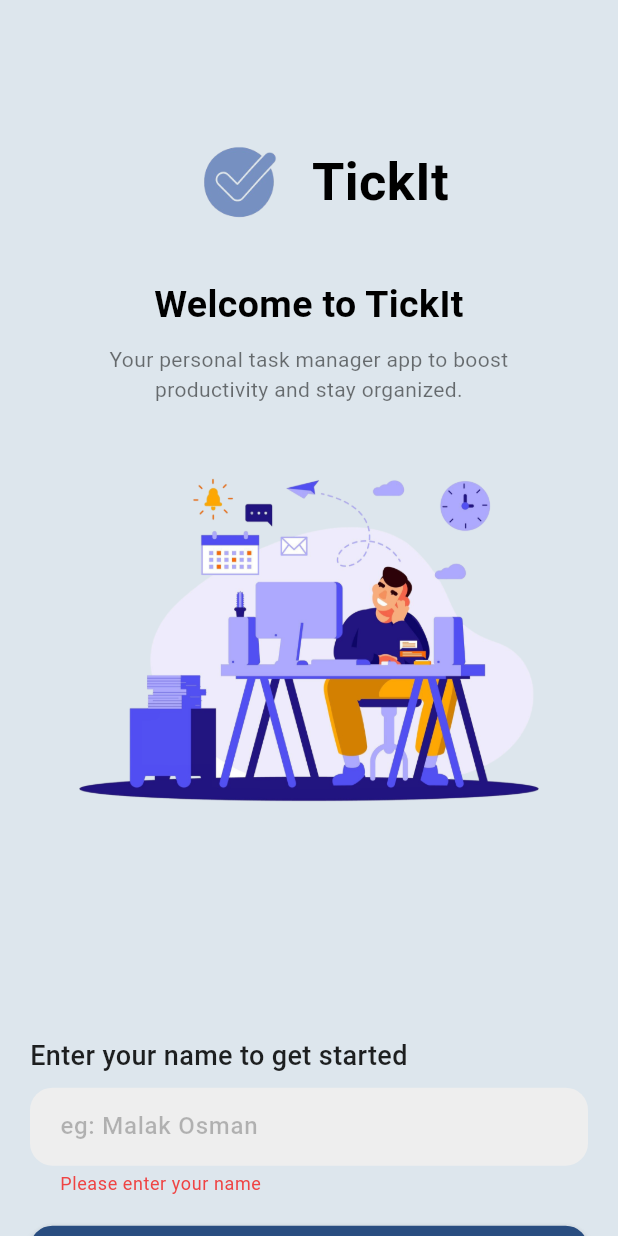
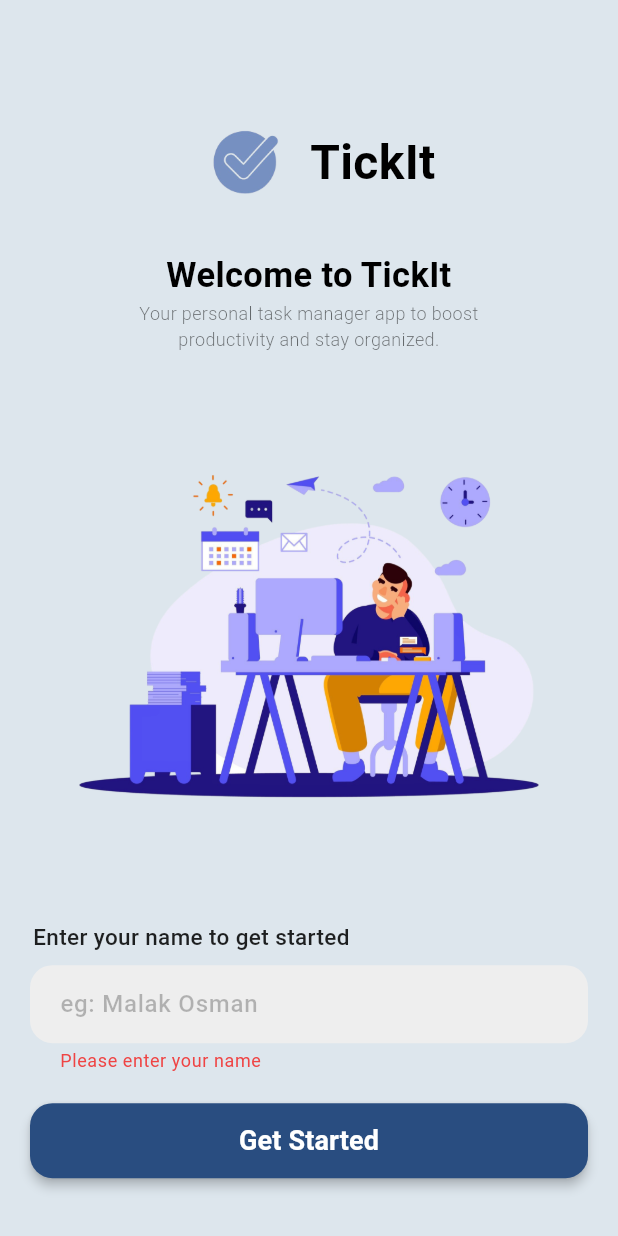
Before and after one commit to MalakTabinaosman/task_manager_app, a Flutter app: the screen it shows after launch, after a tap on "Get Started", on a phone screen of 412 x 824 dp. Run offline on Flutter 3.47's test engine with Material 3 defaults, Android fonts, the phone set to English and light mode, and no system bars; our stand-ins replace shared_preferences.

```diff
--- /dev/null
+++ b/devtools_options.yaml
@@ -0,0 +1,3 @@
+description: This file stores settings for Dart & Flutter DevTools.
+documentation: https://docs.flutter.dev/tools/devtools/extensions#configure-extension-enablement-states
+extensions:
--- a/lib/main.dart
+++ b/lib/main.dart
@@ -1,21 +1,31 @@
 import 'package:flutter/material.dart';
+import 'package:shared_preferences/shared_preferences.dart';
+import 'package:task_manager_app/home/presentation/home_screen.dart';
 import 'package:task_manager_app/utils/theme/app_theme.dart';
 import 'package:task_manager_app/welcome/presentation/welcome_screen.dart';
 
-void main() {
-  runApp(const MyApp());
+void main() async {
+  WidgetsFlutterBinding.ensureInitialized();
+  final prefs = await SharedPreferences.getInstance();
+  String? username = prefs.getString('username');
+
+  runApp(MyApp(username: username));
 }
 
 class MyApp extends StatelessWidget {
-  const MyApp({super.key});
+  MyApp({super.key, required this.username});
+
+  final String? username;
 
   @override
   Widget build(BuildContext context) {
     return MaterialApp(
-       theme: AppTheme.light(),
+      theme: AppTheme.light(),
       darkTheme: AppTheme.dark(),
       debugShowCheckedModeBanner: false,
-      home: Scaffold(body:  WelcomeScreen()),
+      home: username == null
+          ? WelcomeScreen()
+          : HomeScreen(username: username!),
     );
   }
 }
--- a/lib/utils/constants/colors.dart
+++ b/lib/utils/constants/colors.dart
@@ -18,7 +18,7 @@ class AppColors {
   static const Color lightError = Color(0xFFEF4444);
 
   // ================= DARK THEME =================
-  static const Color darkPrimary = Color(0xFF7790c2);
+  static const Color darkPrimary = Color(0xFF294d80);
   static const Color darkSecondary = Color(0xFF7C94A8);
   static const Color darkAccent = Color(0xFF536D82);
 
--- a/lib/welcome/presentation/welcome_screen.dart
+++ b/lib/welcome/presentation/welcome_screen.dart
@@ -1,4 +1,5 @@
 import 'package:flutter/material.dart';
+import 'package:shared_preferences/shared_preferences.dart';
 import 'package:task_manager_app/home/presentation/home_screen.dart';
 import 'package:task_manager_app/welcome/widgets/get_started_button.dart';
 import 'package:task_manager_app/welcome/widgets/name_text_field.dart';
@@ -33,15 +34,15 @@ class _WelcomeScreenState extends State<WelcomeScreen> {
             padding: const EdgeInsets.symmetric(horizontal: 20),
             child: Column(
               children: [
-                SizedBox(height: height * 0.09),
+                SizedBox(height: height * 0.08),
 
                 /// Logo + App Name
                 Row(
                   mainAxisAlignment: MainAxisAlignment.center,
                   children: [
                     SizedBox(
-                      height: 95,
-                      width: 95,
+                      height: 85,
+                      width: 85,
                       child: Image.asset(
                         isDark
                             ? 'assets/images/imgi_129_default.png'
@@ -52,7 +53,7 @@ class _WelcomeScreenState extends State<WelcomeScreen> {
                     Text(
                       'TickIt',
                       style: TextStyle(
-                        fontSize: 35,
+                        fontSize: 32,
                         fontWeight: FontWeight.bold,
                         color: isDark ? Colors.white : Colors.black,
                       ),
@@ -66,13 +67,11 @@ class _WelcomeScreenState extends State<WelcomeScreen> {
                   'Welcome to TickIt',
                   textAlign: TextAlign.center,
                   style: TextStyle(
-                    fontSize: 25,
-                    fontWeight: FontWeight.w700,
+                    fontSize: 23,
+                    fontWeight: FontWeight.w600,
                     color: isDark ? Colors.white : Colors.black,
                   ),
                 ),
-
-                SizedBox(height: height * 0.01),
 
                 Padding(
                   padding: const EdgeInsets.symmetric(horizontal: 40),
@@ -80,26 +79,30 @@ class _WelcomeScreenState extends State<WelcomeScreen> {
                     'Your personal task manager app to boost productivity and stay organized.',
                     textAlign: TextAlign.center,
                     style: TextStyle(
-                      fontSize: 14,
+                      fontWeight: FontWeight.w300,
+                      fontSize: 12,
                       color: isDark ? Colors.white54 : Colors.black54,
                     ),
                   ),
                 ),
 
-                SizedBox(height: height * 0.04),
+                SizedBox(height: height * 0.08),
 
                 Image.asset('assets/images/working.png', fit: BoxFit.contain),
 
-                SizedBox(height: height * 0.17),
+                SizedBox(height: height * 0.08),
 
-                Align(
+                Padding(
+                  padding: const EdgeInsets.only(left: 2.0),
+                  child: Align(
                     alignment: Alignment.centerLeft,
                     child: Text(
                       'Enter your name to get started',
                       style: TextStyle(
-                      fontSize: 18,
+                        fontSize: 15,
                         fontWeight: FontWeight.w500,
                         color: isDark ? Colors.white : Colors.black87,
+                      ),
                     ),
                   ),
                 ),
@@ -111,11 +114,19 @@ class _WelcomeScreenState extends State<WelcomeScreen> {
                 const SizedBox(height: 20),
 
                 GetStartedButton(
-                  onPressed: () {
-                    if (_formKey.currentState!.validate()) {
-                      Navigator.push(
+                  onPressed: () async {
+                    if (_formKey.currentState!.validate() ?? false) {
+                      final pref = await SharedPreferences.getInstance();
+                      await pref.setString('username', _controller.value.text);
+                      String? username = pref.getString('username');
+
+                      Navigator.pushReplacement(
                         context,
-                        MaterialPageRoute(builder: (_) => const HomeScreen()),
+                        MaterialPageRoute(
+                          builder: (BuildContext context) {
+                            return HomeScreen(username: _controller.value.text);
+                          },
+                        ),
                       );
                     }
                   },
--- a/pubspec.yaml
+++ b/pubspec.yaml
@@ -34,6 +34,7 @@ dependencies:
   # The following adds the Cupertino Icons font to your application.
   # Use with the CupertinoIcons class for iOS style icons.
   cupertino_icons: ^1.0.8
+  shared_preferences: ^2.5.4
 
 
 dev_dependencies:
```
Also changed, not shown: lib/home/presentation/add_task_screen/add_task_screen.dart (added, +191 -0 lines), lib/home/presentation/home_screen.dart (+63 -3 lines), pubspec.lock, 3 other files. Lines whose indentation alone changed are shown as unchanged.
